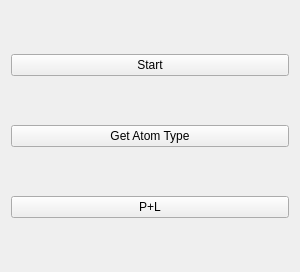
The window that ComplexAnalyzer/form/SEComplexAnalyzerAppGUI.ui (StephaneRedon/INF473NX18) describes before a commit, drawn with Qt 5.
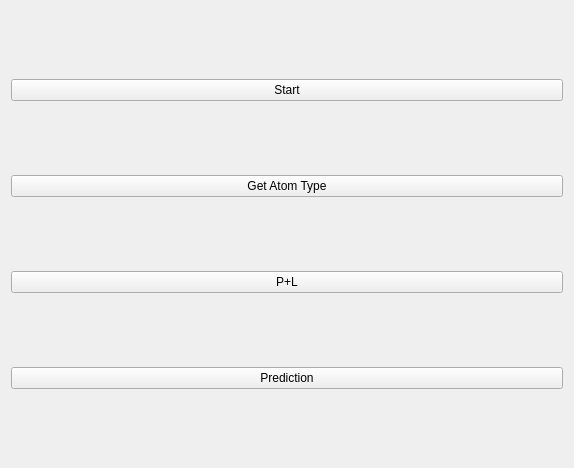
The same window after the commit.

What changed in the file:
```diff
--- a/ComplexAnalyzer/form/SEComplexAnalyzerAppGUI.ui
+++ b/ComplexAnalyzer/form/SEComplexAnalyzerAppGUI.ui
@@ -6,8 +6,8 @@
    <rect>
     <x>0</x>
     <y>0</y>
-    <width>300</width>
-    <height>272</height>
+    <width>574</width>
+    <height>468</height>
    </rect>
   </property>
   <property name="minimumSize">
@@ -41,6 +41,13 @@
      </property>
     </widget>
    </item>
+   <item>
+    <widget class="QPushButton" name="pushButton_3">
+     <property name="text">
+      <string>Prediction</string>
+     </property>
+    </widget>
+   </item>
   </layout>
  </widget>
  <resources/>
```
Left out of the diff: 29 changed lines with no effect on the pictures.
